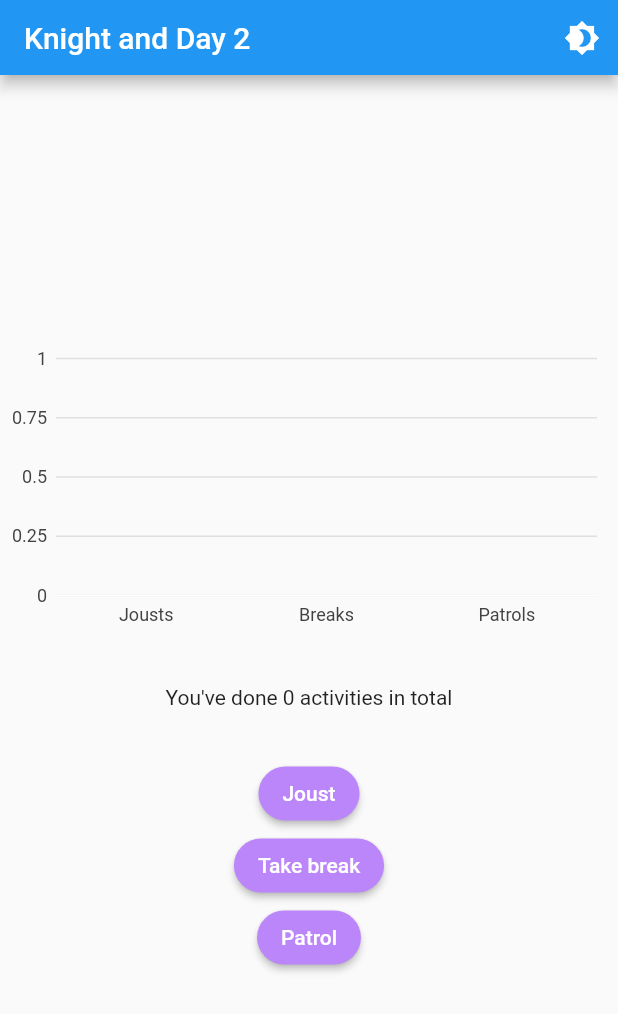
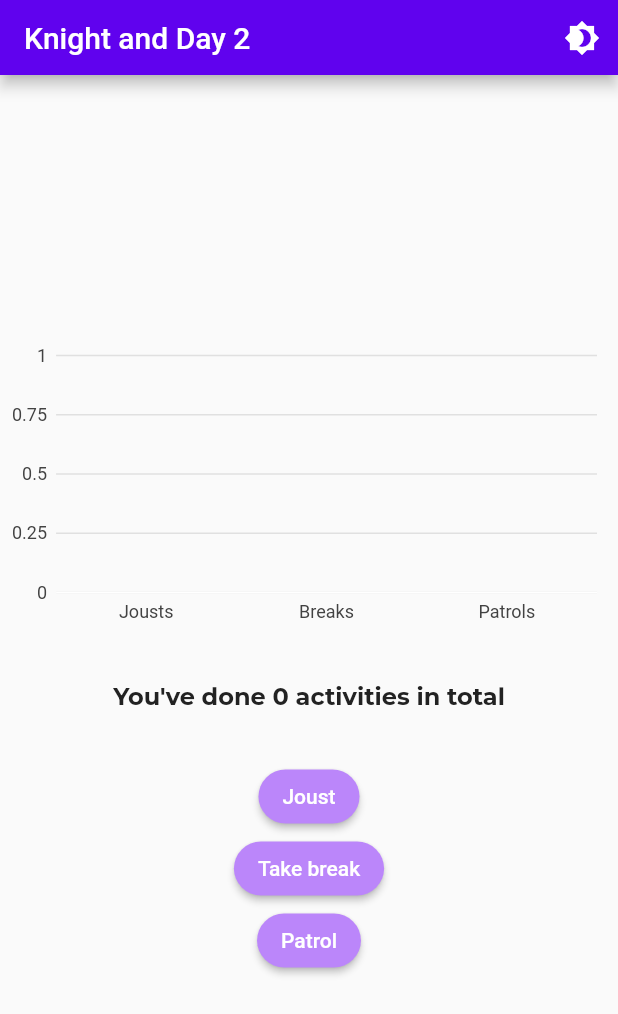
Before and after one commit to pertusatti22/knight_and_day_2, a Flutter app: the screen it shows after launch, on a phone screen of 412 x 824 dp. Shown: the top 1014 px of the screen. Run offline on Flutter 3.47's test engine with Material 2 defaults, Android fonts, the phone set to English and light mode, and no system bars; our stand-ins replace charts_flutter, google_fonts.

Commit message:
feat custom_theme.dart add lightTheme

```diff
--- a/lib/home/home_page.dart
+++ b/lib/home/home_page.dart
@@ -1,6 +1,5 @@
 import 'package:flutter/material.dart';
 import 'package:knight_and_day_2/home/bar_chart.dart';
-import 'package:knight_and_day_2/theme/colors.dart';
 
 import '../custom_app_bar.dart';
 
@@ -34,7 +33,10 @@ class _HomePageState extends State<HomePage> {
           const SizedBox(
             height: 32.0,
           ),
-          Text("You've done $totalActivities activities in total"),
+          Text(
+            "You've done $totalActivities activities in total",
+            style: Theme.of(context).textTheme.headline2,
+          ),
           const SizedBox(
             height: 32.0,
           ),
@@ -42,33 +44,18 @@ class _HomePageState extends State<HomePage> {
             onPressed: () => setState(() {
               _joustCounter++;
             }),
-            style: ElevatedButton.styleFrom(
-              backgroundColor: CustomColors.lightPurple,
-              shape: RoundedRectangleBorder(
-                  borderRadius: BorderRadius.circular(18.0)),
-            ),
             child: const Text("Joust"),
           ),
           ElevatedButton(
             onPressed: () => setState(() {
               _breakCounter++;
             }),
-            style: ElevatedButton.styleFrom(
-              backgroundColor: CustomColors.lightPurple,
-              shape: RoundedRectangleBorder(
-                  borderRadius: BorderRadius.circular(18.0)),
-            ),
             child: const Text("Take break"),
           ),
           ElevatedButton(
             onPressed: () => setState(() {
               _patrolCounter++;
             }),
-            style: ElevatedButton.styleFrom(
-              backgroundColor: CustomColors.lightPurple,
-              shape: RoundedRectangleBorder(
-                  borderRadius: BorderRadius.circular(18.0)),
-            ),
             child: const Text("Patrol"),
           ),
         ],
--- a/lib/my_app.dart
+++ b/lib/my_app.dart
@@ -1,4 +1,5 @@
 import 'package:flutter/material.dart';
+import 'package:knight_and_day_2/theme/custom_theme.dart';
 
 import 'home/home_page.dart';
 
@@ -7,9 +8,13 @@ class MyApp extends StatelessWidget {
 
   @override
   Widget build(BuildContext context) {
-    return const MaterialApp(
+    return MaterialApp(
+      debugShowCheckedModeBanner: false,
       title: 'Knight and Day',
-      home: HomePage(),
+      home: const HomePage(),
+      theme: CustomTheme.lightTheme,
+      darkTheme: CustomTheme.darkTheme,
+      themeMode: ThemeMode.light,
     );
   }
 }
--- a/lib/theme/custom_theme.dart
+++ b/lib/theme/custom_theme.dart
@@ -1,16 +1,43 @@
 import 'package:flutter/material.dart';
+import 'package:google_fonts/google_fonts.dart';
 import 'package:knight_and_day_2/theme/colors.dart';
 
 class CustomTheme {
-  static ThemeData get lightTheme {
-    return ThemeData(
-        primaryColor: CustomColors.purple,
-        scaffoldBackgroundColor: Colors.white,
-        fontFamily: 'Montserrat',
-        buttonTheme: ButtonThemeData(
-          shape:
-              RoundedRectangleBorder(borderRadius: BorderRadius.circular(18.0)),
-          buttonColor: CustomColors.lightPurple,
-        ));
-  }
+  static ThemeData lightTheme = ThemeData(
+      brightness: Brightness.light,
+      primarySwatch: const MaterialColor(0xFF6002EE, <int, Color>{
+        50: Color(0xFFF3E5F5),
+        100: Color(0xFFE1BEE7),
+        200: Color(0xFFCE93D8),
+        300: Color(0xFFBA68C8),
+        400: Color(0xFFAB47BC),
+        500: Color(0xFF6002EE),
+        600: Color(0xFF8E24AA),
+        700: Color(0xFF7B1FA2),
+        800: Color(0xFF6A1B9A),
+        900: Color(0xFF4A148C),
+      }),
+      textTheme: TextTheme(
+        headline2: GoogleFonts.montserrat(
+            color: CustomColors.darkGrey,
+            fontSize: 16,
+            fontWeight: FontWeight.bold),
+      ),
+      elevatedButtonTheme: ElevatedButtonThemeData(
+          style: ElevatedButton.styleFrom(
+        backgroundColor: CustomColors.lightPurple,
+        shape:
+            RoundedRectangleBorder(borderRadius: BorderRadius.circular(18.0)),
+      )));
+
+  static ThemeData darkTheme = ThemeData(
+    brightness: Brightness.dark,
+  );
+
+  //       buttonTheme: ButtonThemeData(
+  //         shape:
+  //             RoundedRectangleBorder(borderRadius: BorderRadius.circular(18.0)),
+  //         buttonColor: CustomColors.lightPurple,
+  //       ));
+  //}
 }
--- a/pubspec.yaml
+++ b/pubspec.yaml
@@ -37,6 +37,7 @@ dependencies:
   # Use with the CupertinoIcons class for iOS style icons.
   cupertino_icons: ^1.0.2
   charts_flutter: ^0.12.0
+  google_fonts: ^3.0.1
 
 dev_dependencies:
   flutter_test:
```
Also changed, not shown: pubspec.lock.
